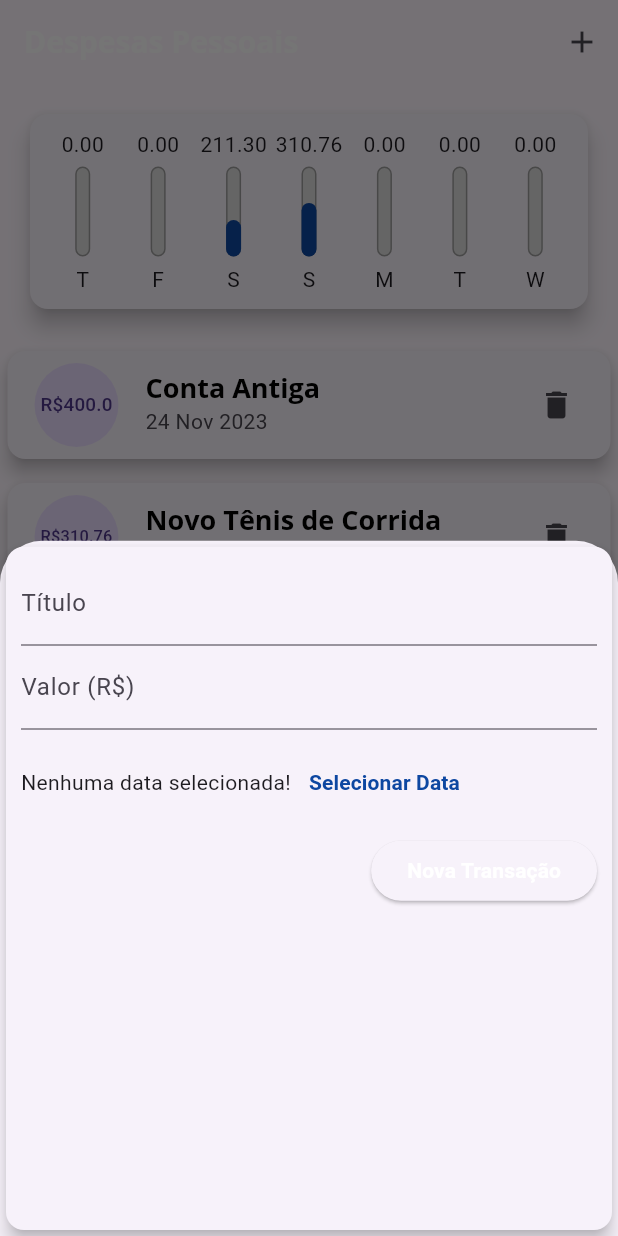
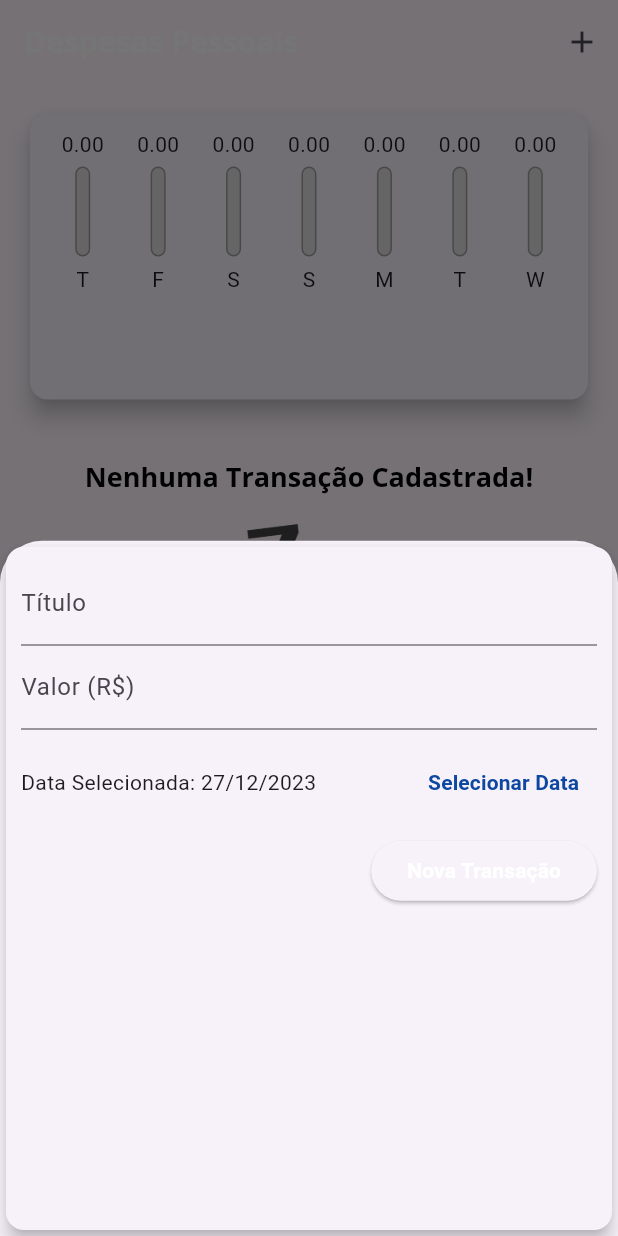
Before and after one commit to Hudsonrb77/DespesasApp_Flutter, a Flutter app: the screen it shows after launch, after a tap on the "add" icon, on a phone screen of 412 x 824 dp. Run offline on Flutter 3.47's test engine with Material 3 defaults, Android fonts, the phone set to English and light mode, and no system bars.

Commit message:
Tornando o app responsivo.

```diff
--- a/lib/components/chart.dart
+++ b/lib/components/chart.dart
@@ -54,7 +54,9 @@ class Chart extends StatelessWidget {
               child: ChartBar(
                 label: tr['day'] as String,
                 value: tr['value'] as double,
-                percentage: (tr['value'] as double) / _weekTotalValue,
+                percentage: _weekTotalValue == 0
+                    ? 0
+                    : (tr['value'] as double) / _weekTotalValue,
               ),
             );
           }).toList(),
--- a/lib/components/transaction_form.dart
+++ b/lib/components/transaction_form.dart
@@ -1,7 +1,8 @@
 import 'package:flutter/material.dart';
+import 'package:intl/intl.dart';
 
 class TransactionForm extends StatefulWidget {
-  final void Function(String, double) onSubmit;
+  final void Function(String, double, DateTime) onSubmit;
 
   const TransactionForm(this.onSubmit, {Key? key}) : super(key: key);
 
@@ -10,19 +11,36 @@ class TransactionForm extends StatefulWidget {
 }
 
 class _TransactionFormState extends State<TransactionForm> {
-  final titleController = TextEditingController();
-
-  final valueController = TextEditingController();
+  final _titleController = TextEditingController();
+  final _valueController = TextEditingController();
+  DateTime? _selectedDate = DateTime.now();
 
   _submitForm() {
-    final title = titleController.text;
-    final value = double.tryParse(valueController.text) ?? 0;
+    final title = _titleController.text;
+    final value = double.tryParse(_valueController.text) ?? 0;
 
-    if (title.isEmpty || value <= 0) {
+    if (title.isEmpty || value <= 0 || _selectedDate == null) {
       return;
     }
 
-    widget.onSubmit(title, value);
+    widget.onSubmit(title, value, _selectedDate!);
+  }
+
+  _showDatePicker() {
+    showDatePicker(
+      context: context,
+      initialDate: DateTime.now(),
+      firstDate: DateTime(2019),
+      lastDate: DateTime.now(),
+    ).then((pickedDate) {
+      if (pickedDate == null) {
+        return;
+      }
+
+      setState(() {
+        _selectedDate = pickedDate;
+      });
+    });
   }
 
   @override
@@ -34,14 +52,14 @@ class _TransactionFormState extends State<TransactionForm> {
         child: Column(
           children: [
             TextField(
-              controller: titleController,
+              controller: _titleController,
               onSubmitted: (_) => _submitForm(),
               decoration: const InputDecoration(
                 labelText: 'Título',
               ),
             ),
             TextField(
-              controller: valueController,
+              controller: _valueController,
               keyboardType:
                   const TextInputType.numberWithOptions(decimal: true),
               onSubmitted: (_) => _submitForm(),
@@ -53,7 +71,13 @@ class _TransactionFormState extends State<TransactionForm> {
               height: 70,
               child: Row(
                 children: <Widget>[
-                  const Text('Nenhuma data selecionada!'),
+                  Expanded(
+                    child: Text(
+                      _selectedDate == null
+                          ? 'Nenhuma data selecionada!'
+                          : 'Data Selecionada: ${DateFormat('dd/MM/y').format(_selectedDate!)}',
+                    ),
+                  ),
                   TextButton(
                     child: const Text(
                       'Selecionar Data',
@@ -61,7 +85,7 @@ class _TransactionFormState extends State<TransactionForm> {
                         fontWeight: FontWeight.bold,
                       ),
                     ),
-                    onPressed: () {},
+                    onPressed: _showDatePicker,
                   )
                 ],
               ),
@@ -77,7 +101,7 @@ class _TransactionFormState extends State<TransactionForm> {
                     ),
                   ),
                   onPressed: _submitForm,
-                )
+                ),
               ],
             ),
           ],
--- a/lib/components/transaction_list.dart
+++ b/lib/components/transaction_list.dart
@@ -4,14 +4,14 @@ import 'package:intl/intl.dart';
 
 class TransactionList extends StatelessWidget {
   final List<Transaction> transactions;
+  final void Function(String) onRemove;
 
-  const TransactionList(this.transactions, {Key? key}) : super(key: key);
+  const TransactionList(this.transactions, this.onRemove, {Key? key})
+      : super(key: key);
 
   @override
   Widget build(BuildContext context) {
-    return SizedBox(
-      height: 300,
-      child: transactions.isEmpty
+    return transactions.isEmpty
         ? Column(
             children: [
               const SizedBox(height: 20),
@@ -35,17 +35,23 @@ class TransactionList extends StatelessWidget {
               final tr = transactions[index];
               return Card(
                 elevation: 5,
-                  margin: EdgeInsets.symmetric(
+                margin: const EdgeInsets.symmetric(
                   vertical: 8,
                   horizontal: 5,
                 ),
                 child: ListTile(
                   leading: CircleAvatar(
+                    backgroundColor: Colors.purple,
                     radius: 30,
                     child: Padding(
                       padding: const EdgeInsets.all(6),
                       child: FittedBox(
-                          child: Text('R\$${tr.value}'),
+                        child: Text(
+                          'R\$${tr.value}',
+                          style: const TextStyle(
+                            color: Colors.white,
+                          ),
+                        ),
                       ),
                     ),
                   ),
@@ -56,13 +62,14 @@ class TransactionList extends StatelessWidget {
                   subtitle: Text(
                     DateFormat('d MMM y').format(tr.date),
                   ),
-                    trailing: Icon(
-                      Icons.delete,
+                  trailing: IconButton(
+                    icon: const Icon(Icons.delete),
+                    color: Theme.of(context).colorScheme.error,
+                    onPressed: () => onRemove(tr.id),
                   ),
                 ),
               );
             },
-            ),
           );
   }
 }
--- a/lib/main.dart
+++ b/lib/main.dart
@@ -1,7 +1,7 @@
+import 'package:expenses/components/transaction_form.dart';
 import 'package:flutter/material.dart';
 import 'dart:math';
 import 'components/transaction_list.dart';
-import 'package:expenses/components/transaction_form.dart';
 import 'components/chart.dart';
 import 'models/transaction.dart';
 
@@ -52,26 +52,7 @@ class MyHomePage extends StatefulWidget {
 }
 
 class _MyHomePageState extends State<MyHomePage> {
-  final List<Transaction> _transactions = [
-    Transaction(
-      id: 't0',
-      title: 'Conta Antiga',
-      value: 400.00,
-      date: DateTime.now().subtract(const Duration(days: 33)),
-    ),
-    Transaction(
-      id: 't1',
-      title: 'Novo Tênis de Corrida',
-      value: 310.76,
-      date: DateTime.now().subtract(const Duration(days: 3)),
-    ),
-    Transaction(
-      id: 't2',
-      title: 'Conta de Luz',
-      value: 211.30,
-      date: DateTime.now().subtract(const Duration(days: 4)),
-    ),
-  ];
+  final List<Transaction> _transactions = [];
 
   List<Transaction> get _recentTransactions {
     return _transactions.where((tr) {
@@ -81,12 +62,12 @@ class _MyHomePageState extends State<MyHomePage> {
     }).toList();
   }
 
-  _addTransaction(String title, double value) {
+  _addTransaction(String title, double value, DateTime date) {
     final newTransaction = Transaction(
       id: Random().nextDouble().toString(),
       title: title,
       value: value,
-      date: DateTime.now(),
+      date: date,
     );
 
     setState(() {
@@ -94,6 +75,12 @@ class _MyHomePageState extends State<MyHomePage> {
     });
 
     Navigator.of(context).pop();
+  }
+
+  _removeTransaction(String id) {
+    setState(() {
+      _transactions.removeWhere((tr) => tr.id == id);
+    });
   }
 
   _openTransactionFormModal(BuildContext context) {
@@ -107,8 +94,7 @@ class _MyHomePageState extends State<MyHomePage> {
 
   @override
   Widget build(BuildContext context) {
-    return Scaffold(
-      appBar: AppBar(
+    final appBar = AppBar(
       title: const Text('Despesas Pessoais'),
       actions: [
         IconButton(
@@ -116,13 +102,25 @@ class _MyHomePageState extends State<MyHomePage> {
           onPressed: () => _openTransactionFormModal(context),
         ),
       ],
-      ),
+    );
+
+    final availabelHeight =
+        MediaQuery.of(context).size.height - appBar.preferredSize.height;
+
+    return Scaffold(
+      appBar: appBar,
       body: SingleChildScrollView(
         child: Column(
           crossAxisAlignment: CrossAxisAlignment.stretch,
           children: [
-            Chart(_recentTransactions),
-            TransactionList(_transactions),
+            SizedBox(
+              height: availabelHeight * 0.3,
+              child: Chart(_recentTransactions),
+            ),
+            SizedBox(
+              height: availabelHeight * 0.6,
+              child: TransactionList(_transactions, _removeTransaction),
+            ),
           ],
         ),
       ),
```
Also changed, not shown: lib/models/main.dart (deleted, +0 -123 lines). Lines whose indentation alone changed are shown as unchanged.
